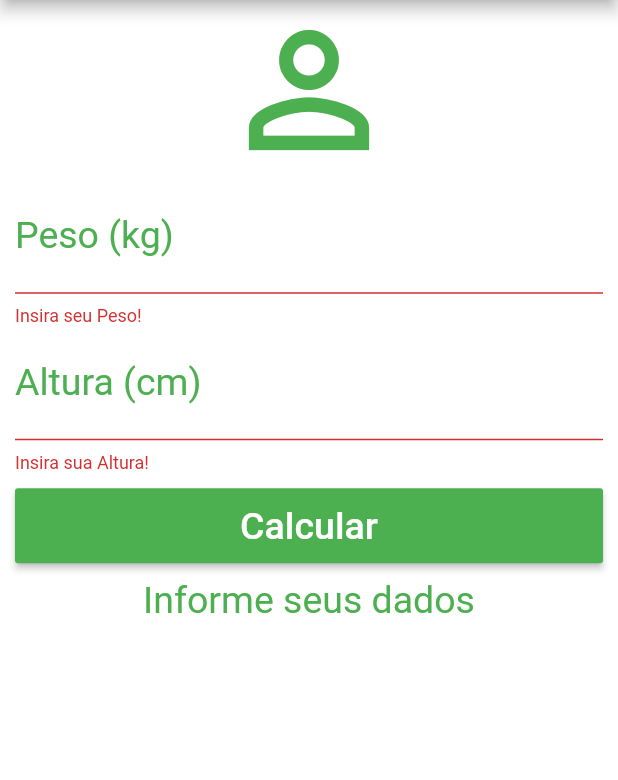
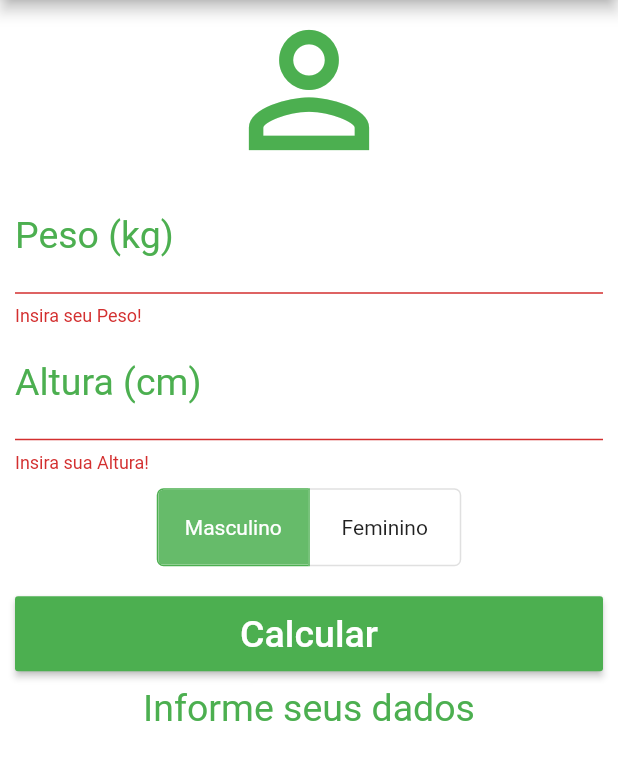
Before and after one commit to RafaelLimaReis/study-of-flutter, a Flutter app: the screen it shows after launch, after a tap on "Calcular", on a phone screen of 412 x 824 dp, the part 84-864 px from its top. Run offline on Flutter 3.47's test engine with Material 2 defaults, Android fonts, the phone set to English and light mode, and no system bars.

Commit message:
Adição de escolha de genero, para alterar o valor do calculo

```diff
--- a/calculadora_de_imc/lib/main.dart
+++ b/calculadora_de_imc/lib/main.dart
@@ -3,6 +3,9 @@ import 'package:flutter/material.dart';
 void main() {
   runApp(MaterialApp(
     home: new Home(),
+    theme: ThemeData (
+      cursorColor: Colors.green
+    ),
   ));
 }
 
@@ -19,6 +22,7 @@ class _HomeState extends State<Home> {
   GlobalKey<FormState> _formKey = GlobalKey<FormState>();
 
   String _infoText = 'Informe seus dados';
+  final isSelected = <bool>[true, false];
 
   void _resetFields() {
     weightController.text = '';
@@ -34,6 +38,21 @@ class _HomeState extends State<Home> {
       double weight = double.parse(weightController.text);
       double height = double.parse(heightController.text) / 100;
       double imc = weight / (height * height);
+
+      if (isSelected[0] == true) {
+        if (imc < 20.7) _infoText = 'Abaixo do Peso (${imc.toStringAsPrecision(3)})';
+        else if (imc >= 20.7 && imc <= 26.4) _infoText = 'Peso ideal (${imc.toStringAsPrecision(3)})';
+        else if (imc >= 26.5 && imc <= 27.8) _infoText = 'Pouco acima do peso (${imc.toStringAsPrecision(3)})';
+        else if (imc >= 27.9 && imc <= 31.1) _infoText = 'Acima do peso (${imc.toStringAsPrecision(3)})';
+        else if (imc >= 31.2) _infoText = 'Obesidade (${imc.toStringAsPrecision(3)})';
+      } else {
+        if (imc < 19.1) _infoText = 'Abaixo do Peso (${imc.toStringAsPrecision(3)})';
+        else if (imc >= 19.1 && imc <= 25.8) _infoText = 'Peso ideal (${imc.toStringAsPrecision(3)})';
+        else if (imc >= 25.9 && imc <= 27.3) _infoText = 'Pouco acima do peso (${imc.toStringAsPrecision(3)})';
+        else if (imc >= 27.4 && imc <= 32.3) _infoText = 'Acima do peso (${imc.toStringAsPrecision(3)})';
+        else if (imc >= 32.4) _infoText = 'Obesidade (${imc.toStringAsPrecision(3)})';
+      }
+
       if (imc < 18.6) {
         _infoText = 'Abaixo do Peso (${imc.toStringAsPrecision(3)})';
       }
@@ -86,10 +105,54 @@ class _HomeState extends State<Home> {
                 keyboardType: TextInputType.number,
                 decoration: InputDecoration(
                   labelText: 'Altura (cm)',
-                  labelStyle: TextStyle(color: Colors.green)
+                  labelStyle: TextStyle(color: Colors.green),
+                  focusedBorder: UnderlineInputBorder(
+                    borderSide: BorderSide(color: Colors.green, width: 2.0),
+                  ),
                 ),
                 textAlign: TextAlign.center,
                 style: TextStyle(color: Colors.green, fontSize: 25.0),
+              ),
+              Row(
+                mainAxisAlignment: MainAxisAlignment.center,
+                children: <Widget>[
+                  Padding(
+                    padding: EdgeInsets.only(top: 10.0, bottom: 10.0),
+                    child: ToggleButtons(
+                      fillColor: Colors.green.shade400,
+                      selectedColor: Colors.white,
+                      selectedBorderColor: Colors.green,
+                      borderRadius: BorderRadius.circular(4.0),
+                      constraints: BoxConstraints(minHeight: 50.0, minWidth: 100.0),
+                      onPressed: (index) {
+                      // Respond to button selection
+                        setState(() {
+                          isSelected[index] = !isSelected[index];
+                          if (index == 0) {
+                            if (isSelected[0] == false) {
+                              isSelected[1] = true;
+                            } else if (isSelected[1] == true) {
+                              isSelected[1] = false;
+                              isSelected[0] = true;
+                            }
+                          } else {
+                            if (isSelected[1] == false) {
+                              isSelected[0] = true;
+                            } else if (isSelected[0] == true) {
+                              isSelected[1] = true;
+                              isSelected[0] = false;
+                            }
+                          }
+                        });
+                      },
+                      children: [
+                        Text('Masculino'),
+                        Text('Feminino')
+                      ],
+                      isSelected: isSelected,
+                    ),
+                  )
+                ]
               ),
               Padding(
                 padding: EdgeInsets.only(top: 10.0, bottom: 10.0),
```
